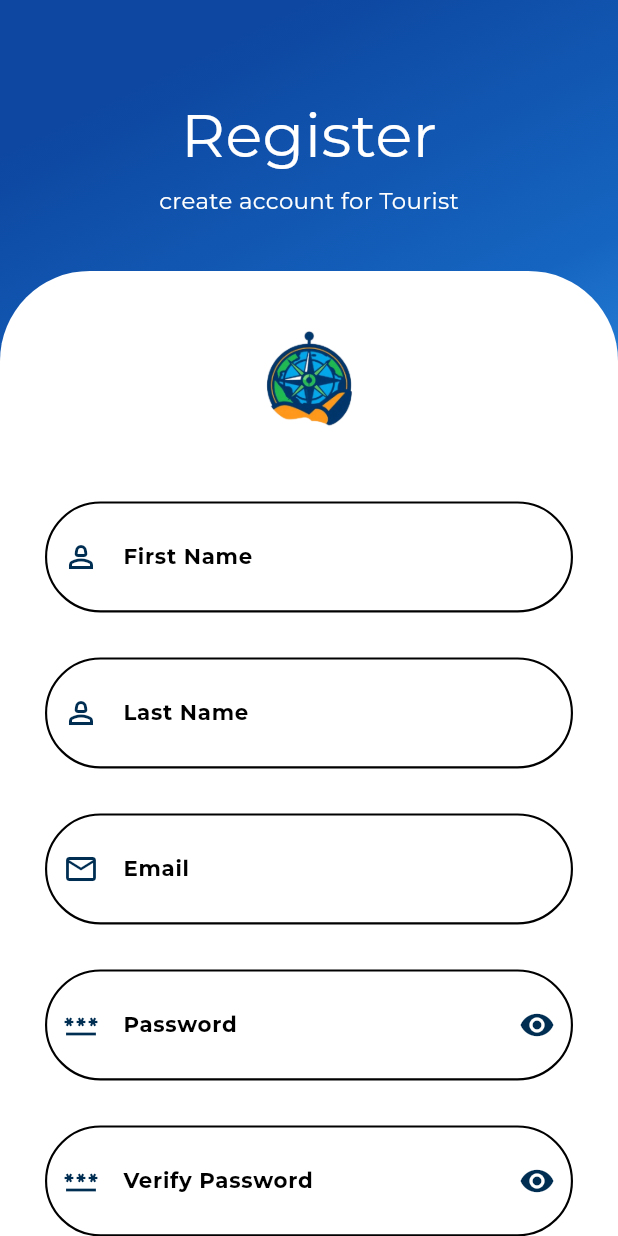
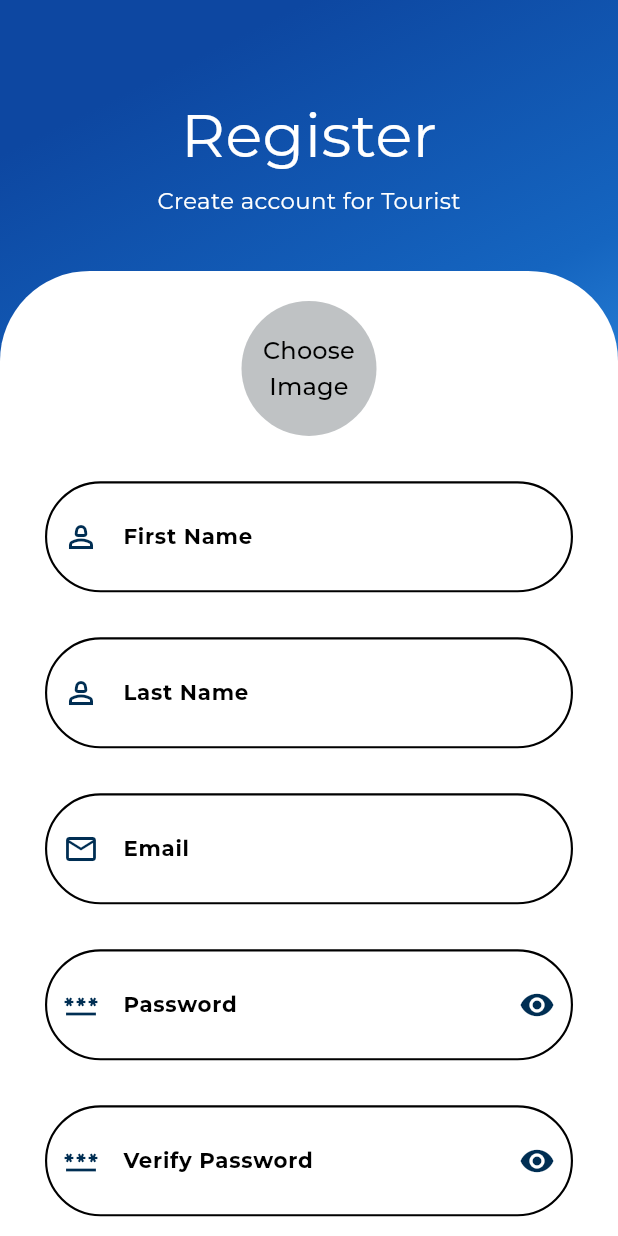
Before and after one commit to lanashkantana/yatab, a Flutter app: the RegisterPage screen opened by its route, on a phone screen of 412 x 824 dp. Run offline on Flutter 3.47's test engine with Material 3 defaults, Android fonts, the phone set to English and light mode, and no system bars; our stand-ins replace awesome_dialog, country_picker, flutter_screenutil, go_router, google_fonts, image_picker and 1 more.

Commit message:
create the imagepicker

```diff
--- a/lib/featuers/regitser_page/features/view/widget/register_page_body_touist.dart
+++ b/lib/featuers/regitser_page/features/view/widget/register_page_body_touist.dart
@@ -1,16 +1,14 @@
+import 'dart:io';
 
 import 'package:flutter/material.dart';
 import 'package:flutter_screenutil/flutter_screenutil.dart';
 import 'package:go_router/go_router.dart';
 import 'package:test/core/utils/app_router.dart';
-import 'package:test/core/utils/assets.dart';
 import 'package:test/core/utils/color.dart';
 import 'package:test/core/widget/custom_button.dart';
 import 'package:test/core/widget/validation.dart';
+import 'package:test/featuers/regitser_page/features/view/widget/image_picker.dart';
 import 'package:test/featuers/regitser_page/features/view/widget/register_form.dart';
-
-
-
 
 class RegitserPageBody extends StatefulWidget {
   const RegitserPageBody({super.key});
@@ -32,7 +30,7 @@ class _RegitserPageBodyState extends State<RegitserPageBody> {
   final TextEditingController dateController = TextEditingController();
   final TextEditingController genderController = TextEditingController();
   final TextEditingController nationalityController = TextEditingController();
-
+  File? _selectedImage;
 
   final Validation validation = Validation();
 
@@ -41,8 +39,7 @@ class _RegitserPageBodyState extends State<RegitserPageBody> {
   @override
   void initState() {
     super.initState();
-    dateController.text =
-        "${selectedDate.day}-${selectedDate.month}-${selectedDate.year}";
+    dateController.text = "${selectedDate.day}-${selectedDate.month}-${selectedDate.year}";
   }
 
   @override
@@ -69,17 +66,22 @@ class _RegitserPageBodyState extends State<RegitserPageBody> {
     });
   }
 
+  Future<void> _pickImage() async {
+    final pickedImage = await CustomImagePicker.chooseImageSource(context);
+    if (pickedImage != null) {
+      setState(() {
+        _selectedImage = pickedImage;
+      });
+    }
+  }
+
   @override
   Widget build(BuildContext context) {
     return Container(
       decoration: BoxDecoration(
         gradient: LinearGradient(
           begin: Alignment.topCenter,
-          colors: [
-            Colors.blue[900]!,
-            Colors.blue[800]!,
-            Colors.blue[400]!,
-          ],
+          colors: [Colors.blue[900]!, Colors.blue[800]!, Colors.blue[400]!],
         ),
       ),
       child: SingleChildScrollView(
@@ -92,9 +94,15 @@ class _RegitserPageBodyState extends State<RegitserPageBody> {
               child: Column(
                 crossAxisAlignment: CrossAxisAlignment.center,
                 children: [
-                  Text("Register", style: TextStyle(fontSize: 40.sp, color: AppColors.white)),
+                  Text(
+                    "Register",
+                    style: TextStyle(fontSize: 40.sp, color: AppColors.white),
+                  ),
                   SizedBox(height: 5.h),
-                  Text("create account for Tourist", style: TextStyle(fontSize: 15.sp, color: AppColors.white)),
+                  Text(
+                    "Create account for Tourist",
+                    style: TextStyle(fontSize: 15.sp, color: AppColors.white),
+                  ),
                   SizedBox(height: 5.h),
                 ],
               ),
@@ -112,9 +120,23 @@ class _RegitserPageBodyState extends State<RegitserPageBody> {
                 child: Column(
                   crossAxisAlignment: CrossAxisAlignment.center,
                   children: [
-                    //chose photo
-                    Image.asset(AssetsData.logowithouttext, width: 150.w),
-
+                    // Choose photo
+                    InkWell(
+                      onTap: _pickImage, // Call the method to pick an image
+                      child: CircleAvatar(
+                        radius: 45,
+                        backgroundColor: const Color.fromARGB(255, 191, 194, 196),
+                        backgroundImage: _selectedImage != null ? FileImage(_selectedImage!) : null,
+                        child: _selectedImage == null
+                            ? Text(
+                                "Choose Image",
+                                textAlign: TextAlign.center,
+                                style: TextStyle(color: AppColors.black),
+                              )
+                            : null,
+                      ),
+                    ),
+                    SizedBox(height: 20.h),
                     RegistrationForm(
                       firstNameController: firstNameController,
                       lastNameController: lastNameController,
@@ -126,10 +148,7 @@ class _RegitserPageBodyState extends State<RegitserPageBody> {
                       genderController: genderController,
                       nationalityController: nationalityController,
                     ),
-                    //
-
                     SizedBox(height: 20.h),
-
                     CustomButton(
                       text: "Register",
                       ontap: () {
@@ -142,24 +161,33 @@ class _RegitserPageBodyState extends State<RegitserPageBody> {
                       },
                     ),
                     SizedBox(height: 18.h),
-
                     Row(
                       mainAxisAlignment: MainAxisAlignment.center,
                       children: [
-                        Text("Don't have an account?", style: TextStyle(fontSize: 16)),
+                        Text(
+                          "Don't have an account?",
+                          style: TextStyle(fontSize: 16),
+                        ),
                         SizedBox(width: 5.w),
                         InkWell(
                           onTap: () {
                             GoRouter.of(context).push(AppRouter.klogin);
                           },
-                          child: Text("Login", style: TextStyle(fontWeight: FontWeight.bold,color: AppColors.lightBlue,fontSize: 16)),
+                          child: Text(
+                            "Login",
+                            style: TextStyle(
+                              fontWeight: FontWeight.bold,
+                              color: AppColors.lightBlue,
+                              fontSize: 16,
+                            ),
+                          ),
                         ),
                       ],
                     ),
                   ],
                 ),
               ),
-            ),
+            )
           ],
         ),
       ),
--- a/pubspec.yaml
+++ b/pubspec.yaml
@@ -25,8 +25,9 @@ dependencies:
   smooth_page_indicator: ^1.2.1
   awesome_dialog: ^3.2.1
   # icons_flutter: ^0.0.5
-  # intl_phone_field: ^3.2.0
+  intl_phone_field: ^3.2.0
   country_picker: ^2.0.21
+  image_picker: ^1.1.2
 
 
 
```
Also changed, not shown: lib/featuers/onboarding/presentation/views/widget/onboarding_page.dart (+39 -36 lines), lib/featuers/regitser_page/features/view/widget/image_picker.dart (added, +52 -0 lines), pubspec.lock, 5 other files. Lines whose indentation alone changed are shown as unchanged.
